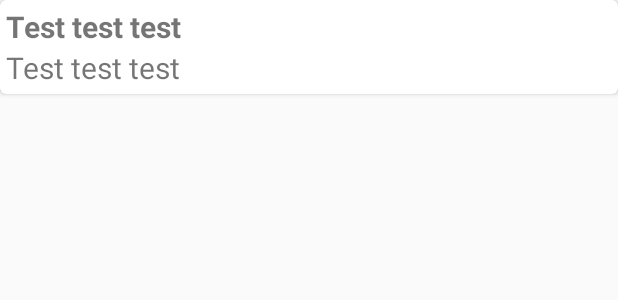
After one commit to csillaboglarka/FieldSurvey, an Android app: the layout furniture_item.xml on its own in the app's theme, with its tools: preview values and no code run, on a phone screen of 412 x 824 dp. The commit adds this screen. Shown: the top 300 px of the screen. Run offline under Robolectric (Android 15) with nearby library versions, the phone set to English and light mode, and no system bars.

Commit message:
Shows furnitures on projects from firebase in recycleview

```diff
--- a/app/src/main/java/com/example/fieldsurvey/Activities/Profile.java
+++ b/app/src/main/java/com/example/fieldsurvey/Activities/Profile.java
@@ -61,7 +61,7 @@ public class Profile extends AppCompatActivity {
 
                 }
 
-                projectAdapter = new MyAdapter(projectlist);
+                projectAdapter = new MyAdapter(projectlist,Profile.this,currentUser);
                 recyclerView = findViewById(R.id.recyclerview_projects);
                 layoutManager = new LinearLayoutManager(getApplicationContext());
                 recyclerView.setLayoutManager(layoutManager);
--- /dev/null
+++ b/app/src/main/res/layout/furniture_item.xml
@@ -0,0 +1,46 @@
+<?xml version="1.0" encoding="utf-8"?>
+<androidx.cardview.widget.CardView xmlns:android="http://schemas.android.com/apk/res/android"
+    xmlns:app="http://schemas.android.com/apk/res-auto"
+    android:layout_width="match_parent"
+    android:layout_height="wrap_content"
+    android:layout_marginBottom="4dp"
+    app:cardCornerRadius="4dp">
+
+    <RelativeLayout
+        android:layout_width="match_parent"
+        android:layout_height="match_parent"
+        android:layout_margin="4dp">
+
+
+
+
+        <LinearLayout
+            android:layout_width="wrap_content"
+            android:layout_height="wrap_content"
+            android:layout_centerVertical="true"
+            android:orientation="vertical">
+
+            <TextView
+                android:id="@+id/typeTextView"
+                android:layout_width="match_parent"
+                android:layout_height="wrap_content"
+                android:text="Test test test"
+                android:textSize="20dp"
+                android:textStyle="bold" />
+            <TextView
+                android:id="@+id/materialTextView"
+                android:layout_width="match_parent"
+                android:layout_height="wrap_content"
+                android:text="Test test test"
+                android:textSize="20dp"/>
+
+
+
+        </LinearLayout>
+
+
+
+
+    </RelativeLayout>
+
+</androidx.cardview.widget.CardView>
```
Also changed, not shown: app/src/main/java/com/example/fieldsurvey/Activities/ProjectActivity.java (+66 -4 lines), app/src/main/java/com/example/fieldsurvey/Adapters/MyAdapter.java (+20 -8 lines), app/src/main/java/com/example/fieldsurvey/Adapters/itemAdapter.java (added, +103 -0 lines), app/src/main/java/com/example/fieldsurvey/Classes/Item.java (added, +34 -0 lines), app/src/main/res/layout/activity_data_manage.xml (+2 -19 lines), app/src/main/res/layout/activity_project.xml (+33 -11 lines), app/src/main/res/layout/plant_item.xml (added, +58 -0 lines).
